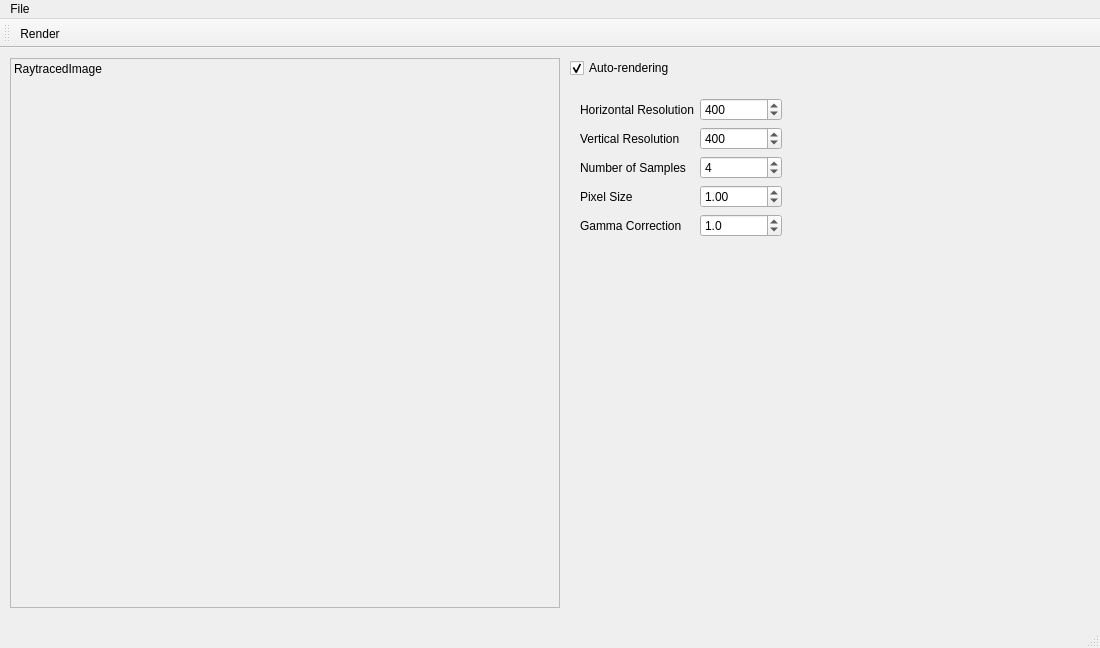
First picture: the form in projects/mainwindow.ui, repository thiagowfx/raytracer-lcg-2014, before the edit.
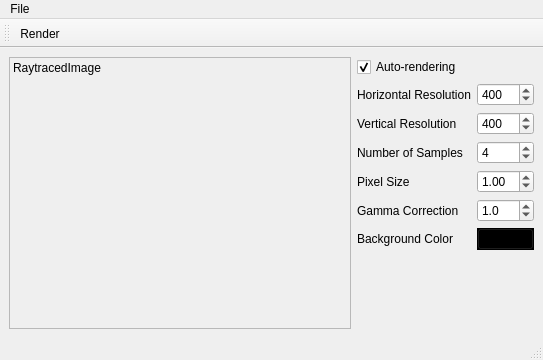
Second picture: the form after the edit. Icons and pictures are not drawn.

Commit message: added world background color

Patch:
```diff
--- a/projects/mainwindow.ui
+++ b/projects/mainwindow.ui
@@ -6,22 +6,22 @@
    <rect>
     <x>0</x>
     <y>0</y>
-    <width>1100</width>
-    <height>648</height>
+    <width>543</width>
+    <height>360</height>
    </rect>
   </property>
   <property name="windowTitle">
    <string>MainWindow</string>
   </property>
   <widget class="QWidget" name="centralwidget">
+   <layout class="QGridLayout" name="gridLayout">
+    <item row="0" column="0" rowspan="2">
    <widget class="QLabel" name="raytracedImage">
-    <property name="geometry">
-     <rect>
-      <x>10</x>
-      <y>10</y>
-      <width>550</width>
-      <height>550</height>
-     </rect>
+      <property name="sizePolicy">
+       <sizepolicy hsizetype="Expanding" vsizetype="Expanding">
+        <horstretch>0</horstretch>
+        <verstretch>0</verstretch>
+       </sizepolicy>
     </property>
     <property name="frameShape">
      <enum>QFrame::StyledPanel</enum>
@@ -33,15 +33,9 @@
      <set>Qt::AlignLeading|Qt::AlignLeft|Qt::AlignTop</set>
     </property>
    </widget>
+    </item>
+    <item row="0" column="1">
    <widget class="QCheckBox" name="autoRenderingCheckBox">
-    <property name="geometry">
-     <rect>
-      <x>570</x>
-      <y>10</y>
-      <width>111</width>
-      <height>20</height>
-     </rect>
-    </property>
     <property name="text">
      <string>Auto-rendering</string>
     </property>
@@ -49,15 +43,8 @@
      <bool>true</bool>
     </property>
    </widget>
-   <widget class="QWidget" name="formLayoutWidget">
-    <property name="geometry">
-     <rect>
-      <x>580</x>
-      <y>50</y>
-      <width>202</width>
-      <height>141</height>
-     </rect>
-    </property>
+    </item>
+    <item row="1" column="1">
     <layout class="QFormLayout" name="formLayout">
      <property name="fieldGrowthPolicy">
       <enum>QFormLayout::AllNonFixedFieldsGrow</enum>
@@ -177,15 +164,448 @@
        </property>
       </widget>
      </item>
-    </layout>
-   </widget>
+      <item row="5" column="0">
+       <widget class="QLabel" name="label_6">
+        <property name="text">
+         <string>Background Color</string>
+        </property>
+       </widget>
+      </item>
+      <item row="5" column="1">
+       <widget class="QPushButton" name="backgroundColorPushButton">
+        <property name="palette">
+         <palette>
+          <active>
+           <colorrole role="WindowText">
+            <brush brushstyle="SolidPattern">
+             <color alpha="255">
+              <red>255</red>
+              <green>255</green>
+              <blue>255</blue>
+             </color>
+            </brush>
+           </colorrole>
+           <colorrole role="Button">
+            <brush brushstyle="SolidPattern">
+             <color alpha="255">
+              <red>0</red>
+              <green>0</green>
+              <blue>0</blue>
+             </color>
+            </brush>
+           </colorrole>
+           <colorrole role="Light">
+            <brush brushstyle="SolidPattern">
+             <color alpha="255">
+              <red>0</red>
+              <green>0</green>
+              <blue>0</blue>
+             </color>
+            </brush>
+           </colorrole>
+           <colorrole role="Midlight">
+            <brush brushstyle="SolidPattern">
+             <color alpha="255">
+              <red>0</red>
+              <green>0</green>
+              <blue>0</blue>
+             </color>
+            </brush>
+           </colorrole>
+           <colorrole role="Dark">
+            <brush brushstyle="SolidPattern">
+             <color alpha="255">
+              <red>0</red>
+              <green>0</green>
+              <blue>0</blue>
+             </color>
+            </brush>
+           </colorrole>
+           <colorrole role="Mid">
+            <brush brushstyle="SolidPattern">
+             <color alpha="255">
+              <red>0</red>
+              <green>0</green>
+              <blue>0</blue>
+             </color>
+            </brush>
+           </colorrole>
+           <colorrole role="Text">
+            <brush brushstyle="SolidPattern">
+             <color alpha="255">
+              <red>255</red>
+              <green>255</green>
+              <blue>255</blue>
+             </color>
+            </brush>
+           </colorrole>
+           <colorrole role="BrightText">
+            <brush brushstyle="SolidPattern">
+             <color alpha="255">
+              <red>255</red>
+              <green>255</green>
+              <blue>255</blue>
+             </color>
+            </brush>
+           </colorrole>
+           <colorrole role="ButtonText">
+            <brush brushstyle="SolidPattern">
+             <color alpha="255">
+              <red>255</red>
+              <green>255</green>
+              <blue>255</blue>
+             </color>
+            </brush>
+           </colorrole>
+           <colorrole role="Base">
+            <brush brushstyle="SolidPattern">
+             <color alpha="255">
+              <red>0</red>
+              <green>0</green>
+              <blue>0</blue>
+             </color>
+            </brush>
+           </colorrole>
+           <colorrole role="Window">
+            <brush brushstyle="SolidPattern">
+             <color alpha="255">
+              <red>0</red>
+              <green>0</green>
+              <blue>0</blue>
+             </color>
+            </brush>
+           </colorrole>
+           <colorrole role="Shadow">
+            <brush brushstyle="SolidPattern">
+             <color alpha="255">
+              <red>0</red>
+              <green>0</green>
+              <blue>0</blue>
+             </color>
+            </brush>
+           </colorrole>
+           <colorrole role="AlternateBase">
+            <brush brushstyle="SolidPattern">
+             <color alpha="255">
+              <red>0</red>
+              <green>0</green>
+              <blue>0</blue>
+             </color>
+            </brush>
+           </colorrole>
+           <colorrole role="ToolTipBase">
+            <brush brushstyle="SolidPattern">
+             <color alpha="255">
+              <red>255</red>
+              <green>255</green>
+              <blue>220</blue>
+             </color>
+            </brush>
+           </colorrole>
+           <colorrole role="ToolTipText">
+            <brush brushstyle="SolidPattern">
+             <color alpha="255">
+              <red>0</red>
+              <green>0</green>
+              <blue>0</blue>
+             </color>
+            </brush>
+           </colorrole>
+          </active>
+          <inactive>
+           <colorrole role="WindowText">
+            <brush brushstyle="SolidPattern">
+             <color alpha="255">
+              <red>255</red>
+              <green>255</green>
+              <blue>255</blue>
+             </color>
+            </brush>
+           </colorrole>
+           <colorrole role="Button">
+            <brush brushstyle="SolidPattern">
+             <color alpha="255">
+              <red>0</red>
+              <green>0</green>
+              <blue>0</blue>
+             </color>
+            </brush>
+           </colorrole>
+           <colorrole role="Light">
+            <brush brushstyle="SolidPattern">
+             <color alpha="255">
+              <red>0</red>
+              <green>0</green>
+              <blue>0</blue>
+             </color>
+            </brush>
+           </colorrole>
+           <colorrole role="Midlight">
+            <brush brushstyle="SolidPattern">
+             <color alpha="255">
+              <red>0</red>
+              <green>0</green>
+              <blue>0</blue>
+             </color>
+            </brush>
+           </colorrole>
+           <colorrole role="Dark">
+            <brush brushstyle="SolidPattern">
+             <color alpha="255">
+              <red>0</red>
+              <green>0</green>
+              <blue>0</blue>
+             </color>
+            </brush>
+           </colorrole>
+           <colorrole role="Mid">
+            <brush brushstyle="SolidPattern">
+             <color alpha="255">
+              <red>0</red>
+              <green>0</green>
+              <blue>0</blue>
+             </color>
+            </brush>
+           </colorrole>
+           <colorrole role="Text">
+            <brush brushstyle="SolidPattern">
+             <color alpha="255">
+              <red>255</red>
+              <green>255</green>
+              <blue>255</blue>
+             </color>
+            </brush>
+           </colorrole>
+           <colorrole role="BrightText">
+            <brush brushstyle="SolidPattern">
+             <color alpha="255">
+              <red>255</red>
+              <green>255</green>
+              <blue>255</blue>
+             </color>
+            </brush>
+           </colorrole>
+           <colorrole role="ButtonText">
+            <brush brushstyle="SolidPattern">
+             <color alpha="255">
+              <red>255</red>
+              <green>255</green>
+              <blue>255</blue>
+             </color>
+            </brush>
+           </colorrole>
+           <colorrole role="Base">
+            <brush brushstyle="SolidPattern">
+             <color alpha="255">
+              <red>0</red>
+              <green>0</green>
+              <blue>0</blue>
+             </color>
+            </brush>
+           </colorrole>
+           <colorrole role="Window">
+            <brush brushstyle="SolidPattern">
+             <color alpha="255">
+              <red>0</red>
+              <green>0</green>
+              <blue>0</blue>
+             </color>
+            </brush>
+           </colorrole>
+           <colorrole role="Shadow">
+            <brush brushstyle="SolidPattern">
+             <color alpha="255">
+              <red>0</red>
+              <green>0</green>
+              <blue>0</blue>
+             </color>
+            </brush>
+           </colorrole>
+           <colorrole role="AlternateBase">
+            <brush brushstyle="SolidPattern">
+             <color alpha="255">
+              <red>0</red>
+              <green>0</green>
+              <blue>0</blue>
+             </color>
+            </brush>
+           </colorrole>
+           <colorrole role="ToolTipBase">
+            <brush brushstyle="SolidPattern">
+             <color alpha="255">
+              <red>255</red>
+              <green>255</green>
+              <blue>220</blue>
+             </color>
+            </brush>
+           </colorrole>
+           <colorrole role="ToolTipText">
+            <brush brushstyle="SolidPattern">
+             <color alpha="255">
+              <red>0</red>
+              <green>0</green>
+              <blue>0</blue>
+             </color>
+            </brush>
+           </colorrole>
+          </inactive>
+          <disabled>
+           <colorrole role="WindowText">
+            <brush brushstyle="SolidPattern">
+             <color alpha="255">
+              <red>0</red>
+              <green>0</green>
+              <blue>0</blue>
+             </color>
+            </brush>
+           </colorrole>
+           <colorrole role="Button">
+            <brush brushstyle="SolidPattern">
+             <color alpha="255">
+              <red>0</red>
+              <green>0</green>
+              <blue>0</blue>
+             </color>
+            </brush>
+           </colorrole>
+           <colorrole role="Light">
+            <brush brushstyle="SolidPattern">
+             <color alpha="255">
+              <red>0</red>
+              <green>0</green>
+              <blue>0</blue>
+             </color>
+            </brush>
+           </colorrole>
+           <colorrole role="Midlight">
+            <brush brushstyle="SolidPattern">
+             <color alpha="255">
+              <red>0</red>
+              <green>0</green>
+              <blue>0</blue>
+             </color>
+            </brush>
+           </colorrole>
+           <colorrole role="Dark">
+            <brush brushstyle="SolidPattern">
+             <color alpha="255">
+              <red>0</red>
+              <green>0</green>
+              <blue>0</blue>
+             </color>
+            </brush>
+           </colorrole>
+           <colorrole role="Mid">
+            <brush brushstyle="SolidPattern">
+             <color alpha="255">
+              <red>0</red>
+              <green>0</green>
+              <blue>0</blue>
+             </color>
+            </brush>
+           </colorrole>
+           <colorrole role="Text">
+            <brush brushstyle="SolidPattern">
+             <color alpha="255">
+              <red>0</red>
+              <green>0</green>
+              <blue>0</blue>
+             </color>
+            </brush>
+           </colorrole>
+           <colorrole role="BrightText">
+            <brush brushstyle="SolidPattern">
+             <color alpha="255">
+              <red>255</red>
+              <green>255</green>
+              <blue>255</blue>
+             </color>
+            </brush>
+           </colorrole>
+           <colorrole role="ButtonText">
+            <brush brushstyle="SolidPattern">
+             <color alpha="255">
+              <red>0</red>
+              <green>0</green>
+              <blue>0</blue>
+             </color>
+            </brush>
+           </colorrole>
+           <colorrole role="Base">
+            <brush brushstyle="SolidPattern">
+             <color alpha="255">
+              <red>0</red>
+              <green>0</green>
+              <blue>0</blue>
+             </color>
+            </brush>
+           </colorrole>
+           <colorrole role="Window">
+            <brush brushstyle="SolidPattern">
+             <color alpha="255">
+              <red>0</red>
+              <green>0</green>
+              <blue>0</blue>
+             </color>
+            </brush>
+           </colorrole>
+           <colorrole role="Shadow">
+            <brush brushstyle="SolidPattern">
+             <color alpha="255">
+              <red>0</red>
+              <green>0</green>
+              <blue>0</blue>
+             </color>
+            </brush>
+           </colorrole>
+           <colorrole role="AlternateBase">
+            <brush brushstyle="SolidPattern">
+             <color alpha="255">
+              <red>0</red>
+              <green>0</green>
+              <blue>0</blue>
+             </color>
+            </brush>
+           </colorrole>
+           <colorrole role="ToolTipBase">
+            <brush brushstyle="SolidPattern">
+             <color alpha="255">
+              <red>255</red>
+              <green>255</green>
+              <blue>220</blue>
+             </color>
+            </brush>
+           </colorrole>
+           <colorrole role="ToolTipText">
+            <brush brushstyle="SolidPattern">
+             <color alpha="255">
+              <red>0</red>
+              <green>0</green>
+              <blue>0</blue>
+             </color>
+            </brush>
+           </colorrole>
+          </disabled>
+         </palette>
+        </property>
+        <property name="autoFillBackground">
+         <bool>true</bool>
+        </property>
+        <property name="text">
+         <string/>
+        </property>
+       </widget>
+      </item>
+     </layout>
+    </item>
+   </layout>
   </widget>
   <widget class="QMenuBar" name="menubar">
    <property name="geometry">
     <rect>
      <x>0</x>
      <y>0</y>
-     <width>1100</width>
+     <width>543</width>
      <height>19</height>
     </rect>
    </property>
```
Left out of the diff: 6 changed lines with no effect on the pictures. Lines whose indentation alone changed are shown as unchanged. The commit also changes 5 other files.
